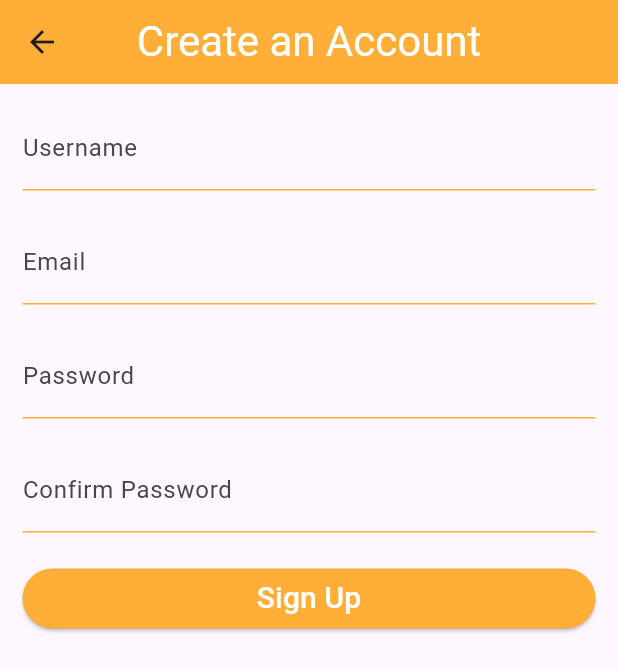
After one commit to 82-Gaurab/veda-verse, a Flutter app: the screen it shows after launch, after a tap on "Continue", after a tap on "Sign Up", on a phone screen of 412 x 824 dp. The commit adds this screen. Shown: the top 671 px of the screen. Run offline on Flutter 3.47's test engine with Material 3 defaults, Android fonts, the phone set to English and light mode, and no system bars.

Commit message:
Create simple signup screen

```diff
--- a/lib/screen/login_screen.dart
+++ b/lib/screen/login_screen.dart
@@ -1,5 +1,6 @@
 import 'package:flutter/material.dart';
 import 'package:vedaverse/common/my_snack_bar.dart';
+import 'package:vedaverse/screen/sign_up_screen.dart';
 import 'package:vedaverse/widgets/my_button.dart';
 import 'package:vedaverse/widgets/my_input_form_field.dart';
 
@@ -50,6 +51,18 @@ class LoginScreen extends StatelessWidget {
                   }
                 },
               ),
+
+              TextButton(
+                onPressed: () {
+                  Navigator.of(context).push(
+                    MaterialPageRoute(builder: (context) => SignUpScreen()),
+                  );
+                },
+                child: Text(
+                  "Sign Up",
+                  style: TextStyle(fontSize: 24, color: Color(0xFFFFAE37)),
+                ),
+              ),
             ],
           ),
         ),
--- /dev/null
+++ b/lib/screen/sign_up_screen.dart
@@ -0,0 +1,85 @@
+import 'package:flutter/material.dart';
+import 'package:vedaverse/common/my_snack_bar.dart';
+import 'package:vedaverse/widgets/my_button.dart';
+import 'package:vedaverse/widgets/my_input_form_field.dart';
+
+class SignUpScreen extends StatefulWidget {
+  const SignUpScreen({super.key});
+
+  @override
+  State<SignUpScreen> createState() => _SignUpScreenState();
+}
+
+class _SignUpScreenState extends State<SignUpScreen> {
+  final TextEditingController _userNameController = TextEditingController();
+  final TextEditingController _emailController = TextEditingController();
+  final TextEditingController _passwordController = TextEditingController();
+  final TextEditingController _confirmPasswordController =
+      TextEditingController();
+
+  final _formKey = GlobalKey<FormState>();
+
+  @override
+  Widget build(BuildContext context) {
+    return Scaffold(
+      appBar: AppBar(
+        title: Text(
+          "Create an Account",
+          style: TextStyle(fontSize: 28, color: Colors.white),
+        ),
+        centerTitle: true,
+        backgroundColor: Color(0xFFFFAE37),
+      ),
+      body: Padding(
+        padding: EdgeInsets.all(15),
+        child: Form(
+          key: _formKey,
+
+          child: Column(
+            children: [
+              MyInputFormField(
+                controller: _userNameController,
+                labelText: "Username",
+              ),
+              SizedBox(height: 20),
+
+              MyInputFormField(
+                controller: _emailController,
+                labelText: "Email",
+                inputType: TextInputType.emailAddress,
+              ),
+              SizedBox(height: 20),
+
+              MyInputFormField(
+                controller: _passwordController,
+                labelText: "Password",
+                obscureText: true,
+              ),
+              SizedBox(height: 20),
+
+              MyInputFormField(
+                controller: _confirmPasswordController,
+                labelText: "Confirm Password",
+                obscureText: true,
+              ),
+
+              SizedBox(height: 20),
+
+              MyButton(
+                text: "Sign Up",
+                onPressed: () {
+                  if (_formKey.currentState!.validate()) {
+                    showMySnackBar(
+                      context: context,
+                      message: "Successfully created new account",
+                    );
+                  }
+                },
+              ),
+            ],
+          ),
+        ),
+      ),
+    );
+  }
+}
```
